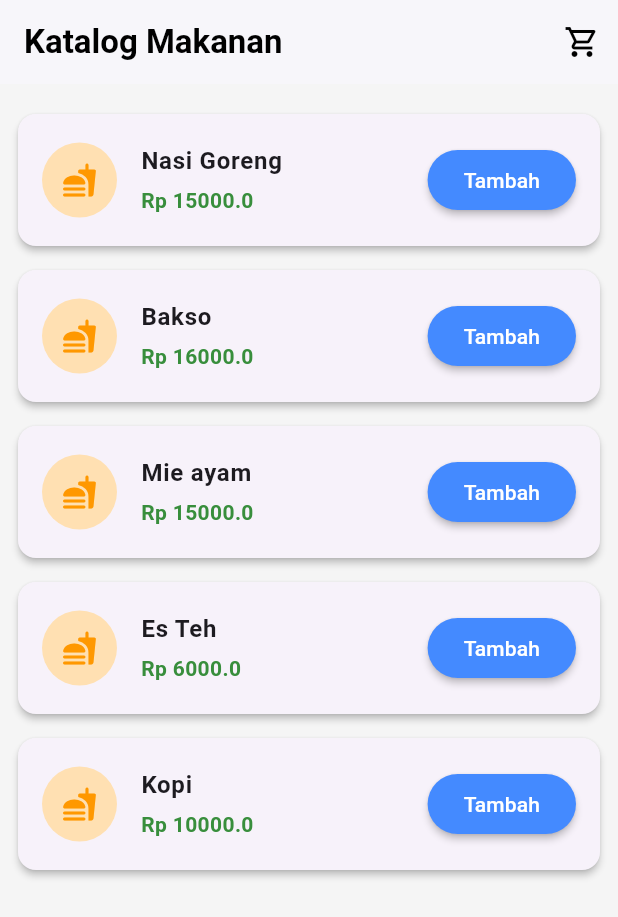
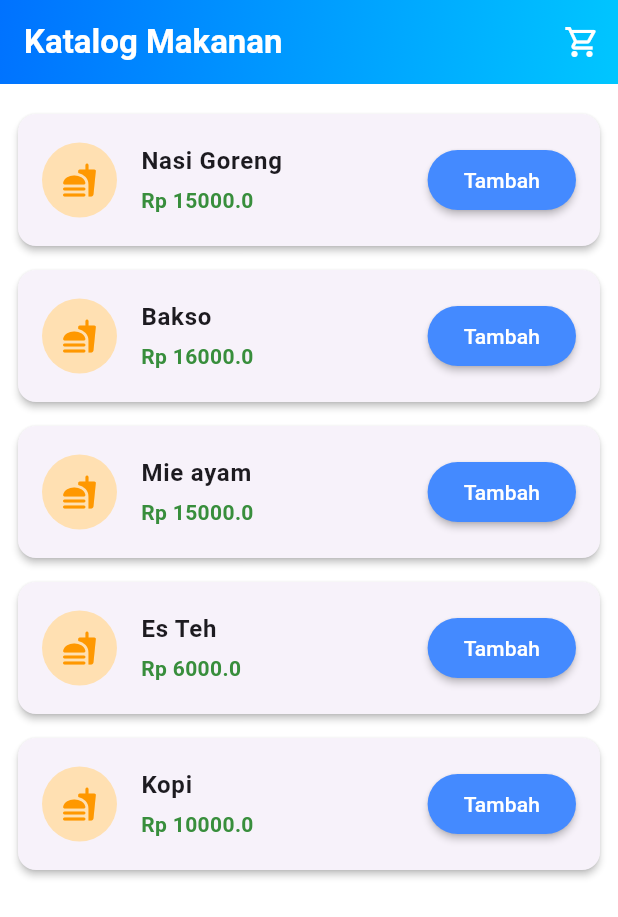
Before and after one commit to str122-xyz/Week-3, a Flutter app: the screen it shows after launch, on a phone screen of 412 x 824 dp. Shown: the top 917 px of the screen. Run offline on Flutter 3.47's test engine with Material 3 defaults, Android fonts, the phone set to English and light mode, and no system bars.

Commit message:
style: ubah gradasi warna biru

```diff
--- a/lib/features/cart/presentation/pages/catalog_page.dart
+++ b/lib/features/cart/presentation/pages/catalog_page.dart
@@ -42,15 +42,22 @@ class CatalogPage extends StatelessWidget {
   @override
   Widget build(BuildContext context) {
     return Scaffold(
-      backgroundColor: Colors.grey.shade100,
+      backgroundColor: Colors.white,
       appBar: AppBar(
         title: const Text(
           'Katalog Makanan',
-          style: TextStyle(fontWeight: FontWeight.bold),
+          style: TextStyle(fontWeight: FontWeight.bold, color: Colors.white),
         ),
-        backgroundColor: Colors.white,
-        elevation: 1,
-        foregroundColor: Colors.black,
+        iconTheme: const IconThemeData(color: Colors.white),
+        flexibleSpace: Container(
+          decoration: const BoxDecoration(
+            gradient: LinearGradient(
+              colors: [Color(0xFF0072FF), Color(0xFF00C6FF)],
+              begin: Alignment.topLeft,
+              end: Alignment.bottomRight,
+            ),
+          ),
+        ),
         actions: [
           IconButton(
             icon: const Icon(Icons.shopping_cart_outlined),
```
